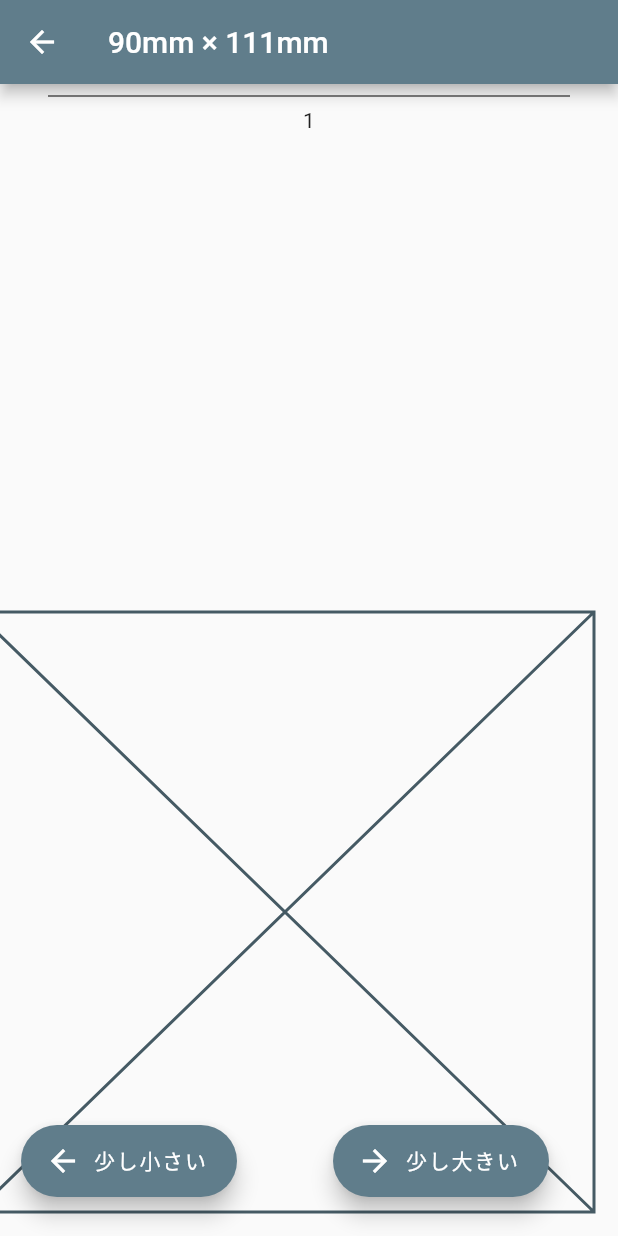
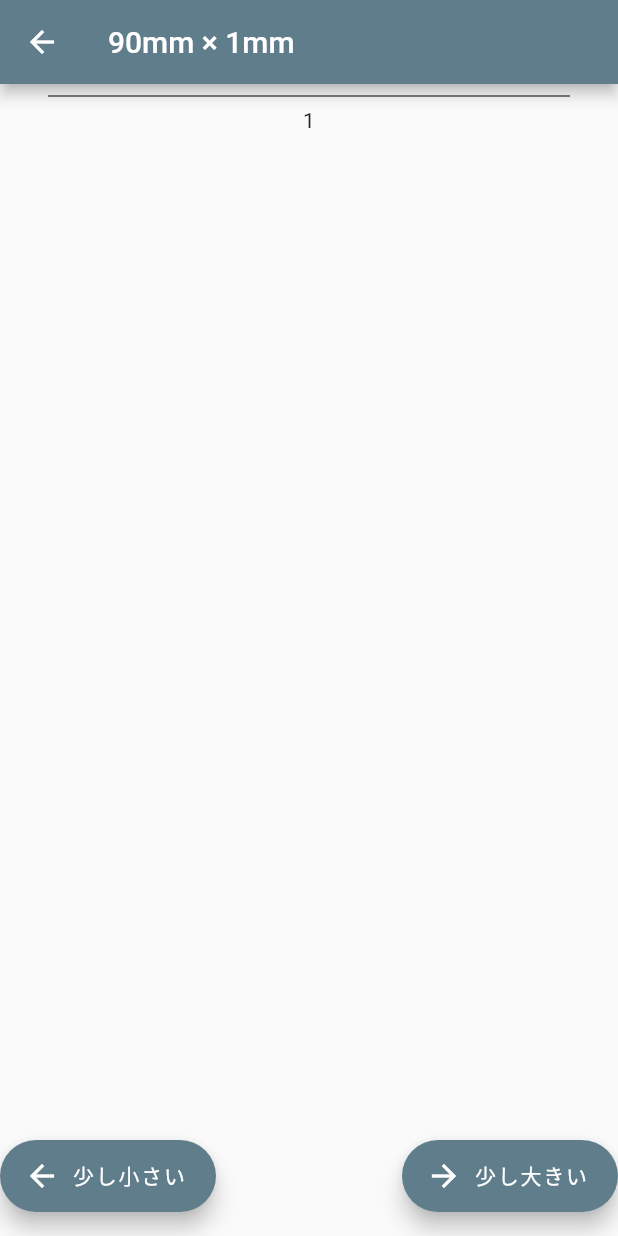
Before and after one commit to tai0116/mask2, a Flutter app: the FirstPage screen opened directly with empty values, after a tap on "少し大きい", after a tap on "少し小さい", on a phone screen of 412 x 824 dp. Run offline on Flutter 3.47's test engine with Material 2 defaults, Android fonts, the phone set to English and light mode, and no system bars; our stand-ins replace cloud_firestore, firebase_core; accounts and stored records are empty.

Commit message:
手直し

```diff
--- a/lib/screens/first_page.dart
+++ b/lib/screens/first_page.dart
@@ -6,14 +6,26 @@ import 'bottom_navigation_screen.dart';
 
 class FirstPage extends StatefulWidget {
   FirstPage(this.title, this.screenIndex);
-  String title;
-  int screenIndex;
+  final String title;
+  final int screenIndex;
 
   @override
   _FirstPageState createState() => _FirstPageState();
 }
 
 class _FirstPageState extends State<FirstPage> {
+  String title = '';
+  int screenIndex = 0;
+
+  @override
+  void initState() {
+    super.initState();
+    setState(() {
+      title = widget.title;
+      screenIndex = widget.screenIndex;
+    });
+  }
+
   int selectedIndex = 0;
   List<Widget> widgetOptions = [
     NavBottom('1'),
@@ -26,72 +38,65 @@ class _FirstPageState extends State<FirstPage> {
   Widget build(BuildContext context) {
     return Scaffold(
       appBar: AppBar(
-        title: Text(widget.title),
+        title: Text(title),
       ),
       body: Center(
-        child: widgetOptions[widget.screenIndex],
+        child: widgetOptions[screenIndex],
       ),
+      floatingActionButtonLocation: FloatingActionButtonLocation.centerFloat,
       floatingActionButton: Column(
         mainAxisSize: MainAxisSize.min,
         children: [
-          Stack(
+          Row(
             children: <Widget>[
-              Placeholder(),
-              Positioned(
-                left: 30,
-                bottom: 10,
-                child: FloatingActionButton.extended(
+              FloatingActionButton.extended(
+                heroTag: ('smaller'),
                 backgroundColor: Colors.blueGrey,
                 foregroundColor: Colors.white,
-                  onPressed: () {
+                onPressed: (screenIndex == 0)
+                    ? null
+                    : () {
                         setState(() {
-                      if (widget.screenIndex == 0) {
-                        null;
-                      } else {
-                        widget.screenIndex--;
-                      }
-                      if (widget.screenIndex == 0) {
-                        widget.title = '90mm × 111mm';
-                      } else if (widget.screenIndex == 1) {
-                        widget.title = '90mm × 112mm';
-                      } else if (widget.screenIndex == 2) {
-                        widget.title = '90mm × 113mm';
-                      } else if (widget.screenIndex == 3) {
-                        widget.title = '90mm × 114mm';
+                          screenIndex--;
+                          if (screenIndex == 0) {
+                            title = '90mm × 1mm';
+                          } else if (screenIndex == 1) {
+                            title = '90mm × 112mm';
+                          } else if (screenIndex == 2) {
+                            title = '90mm × 113mm';
+                          } else if (screenIndex == 3) {
+                            title = '90mm × 114mm';
                           }
                         });
                       },
                 icon: Icon(Icons.arrow_back),
                 label: Text('少し小さい'),
               ),
-              ),
-              Positioned(
-                right: 30,
-                bottom: 10,
-                child: FloatingActionButton.extended(
+              Spacer(),
+              FloatingActionButton.extended(
+                heroTag: ('larger'),
                 backgroundColor: Colors.blueGrey,
                 foregroundColor: Colors.white,
                 onPressed: () {
                   setState(() {
-                      if (widget.screenIndex == 3) {
+                    if (screenIndex == 3) {
                       null;
                     } else {
-                        widget.screenIndex++;
+                      screenIndex++;
                     }
-                      if (widget.screenIndex == 0) {
-                        widget.title = '90mm × 111mm';
-                      } else if (widget.screenIndex == 1) {
-                        widget.title = '90mm × 112mm';
-                      } else if (widget.screenIndex == 2) {
-                        widget.title = '90mm × 113mm';
-                      } else if (widget.screenIndex == 3) {
-                        widget.title = '90mm × 114mm';
+                    if (screenIndex == 0) {
+                      title = '90mm × 111mm';
+                    } else if (screenIndex == 1) {
+                      title = '90mm × 112mm';
+                    } else if (screenIndex == 2) {
+                      title = '90mm × 113mm';
+                    } else if (screenIndex == 3) {
+                      title = '90mm × 114mm';
                     }
                   });
                 },
                 icon: Icon(Icons.arrow_forward),
                 label: Text('少し大きい'),
-                ),
               )
             ],
           ),
```
Lines whose indentation alone changed are shown as unchanged.
